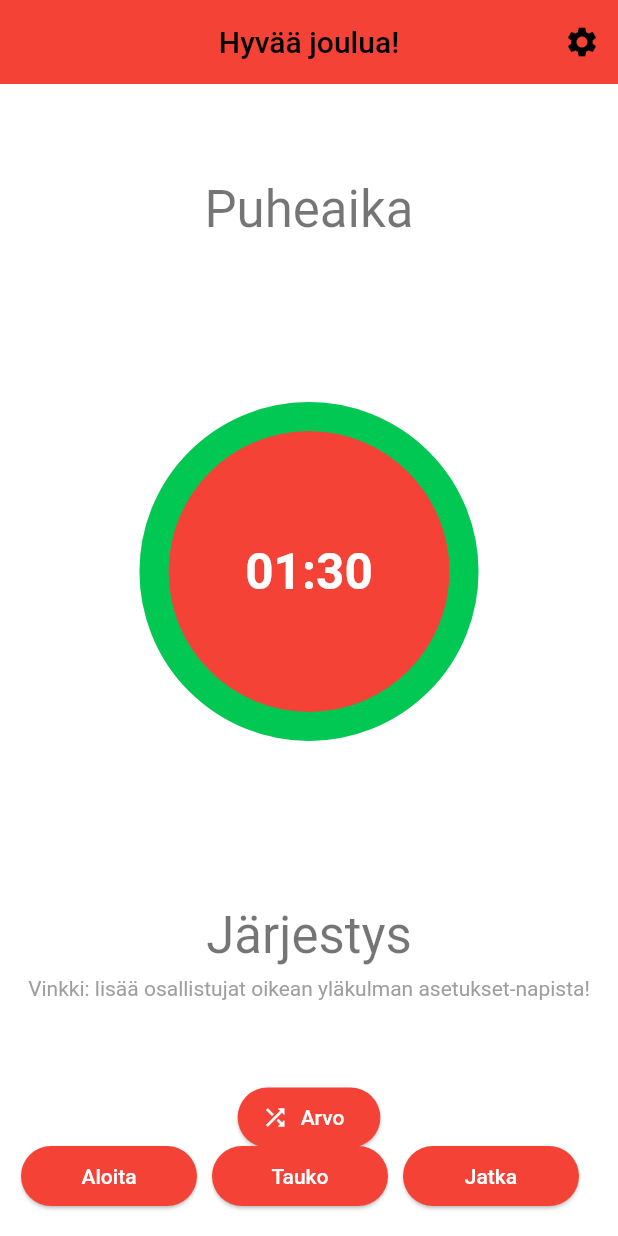
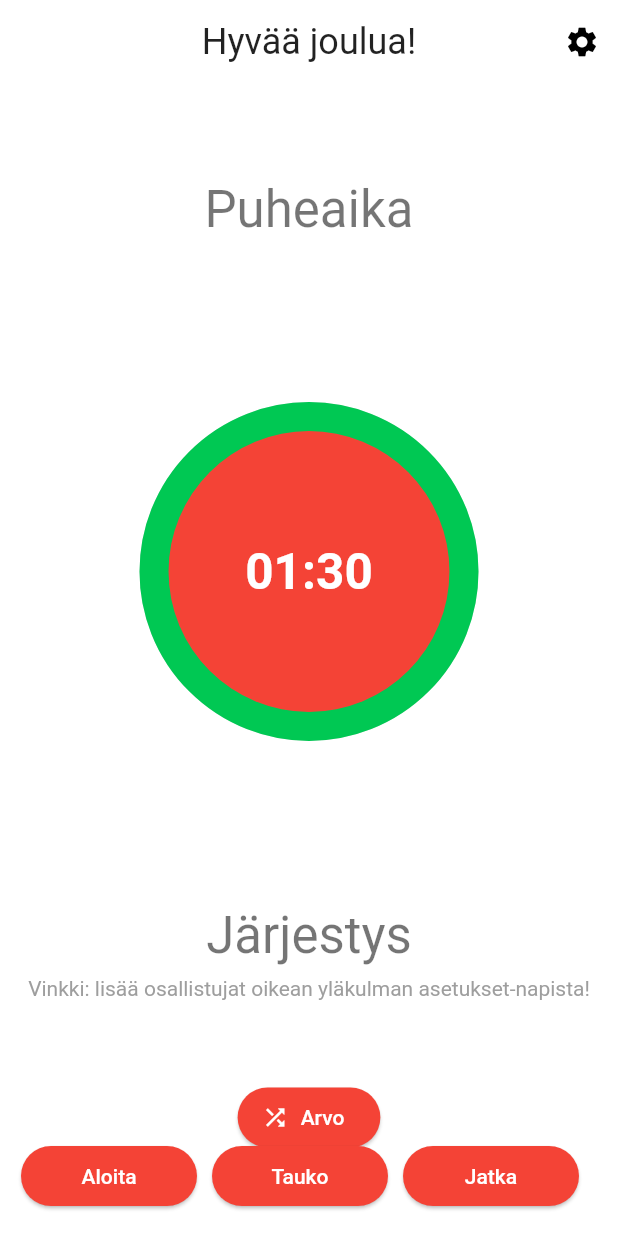
Before and after one commit to areee/flutter_participants_lottery, a Flutter app: the screen it shows after launch, on a phone screen of 412 x 824 dp. Run offline on Flutter 3.47's test engine with Material 2 defaults, Android fonts, the phone set to English and light mode, and no system bars; drawn by our look-alikes of circular_countdown_timer; our stand-ins replace google_fonts, shared_preferences; missing offline and left inert: emoji_alert.

Commit message:
Fix EmojiAlert colors & custom app bar style

```diff
--- a/lib/components/custom_app_bar.dart
+++ b/lib/components/custom_app_bar.dart
@@ -3,9 +3,9 @@ import 'package:flutter/material.dart';
 PreferredSizeWidget customAppBar(
     BuildContext context, String title, List<Widget>? actions) {
   return AppBar(
-    backgroundColor: Theme.of(context).colorScheme.primary,
     title: Text(
       title,
+      style: Theme.of(context).textTheme.headline5,
     ),
     centerTitle: true,
     actions: actions,
```
Also changed, not shown: lib/home_page.dart (+6 -3 lines).
